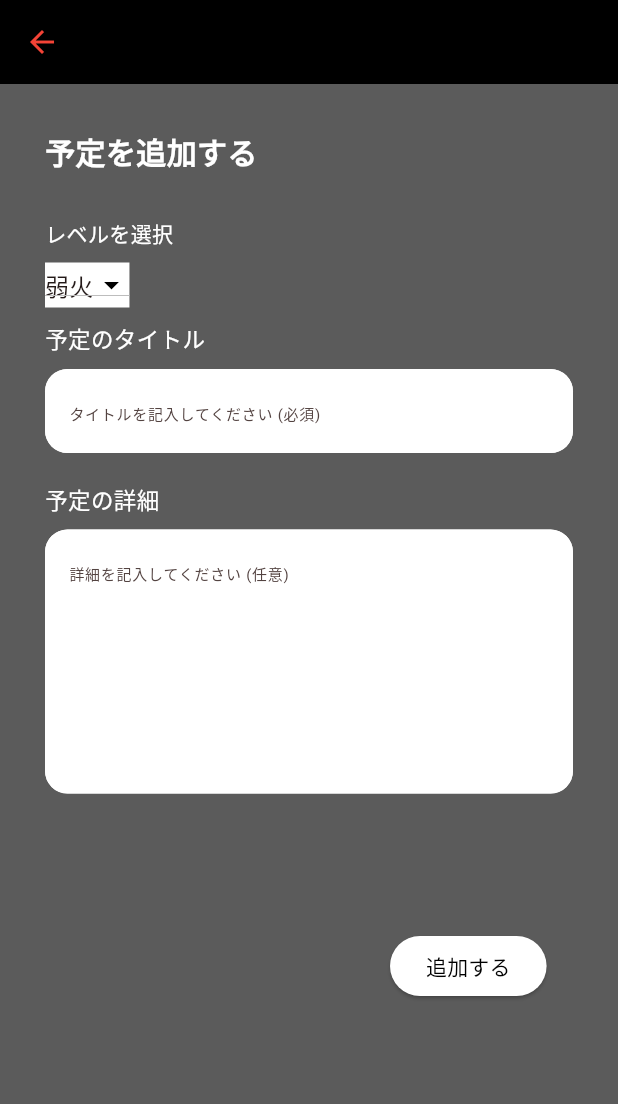
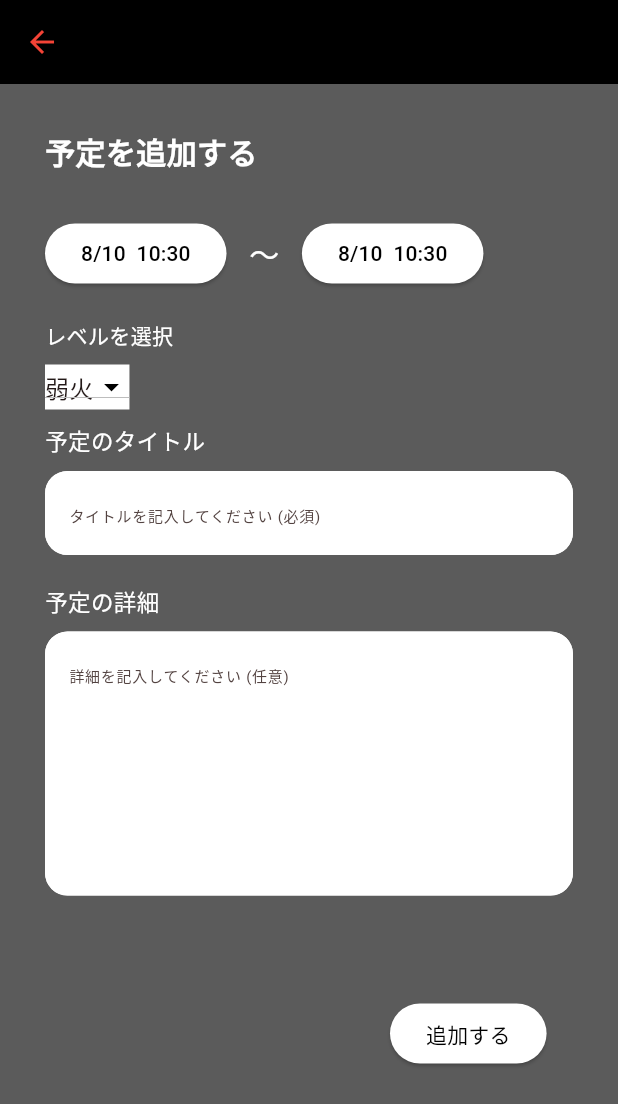
Before and after one commit to shimano-yuuki/sloth_shift, a Flutter app: the AddPage screen opened directly, on a phone screen of 412 x 824 dp. Shown: the top 1104 px of the screen. Run offline on Flutter 3.47's test engine with Material 2 defaults, Android fonts, the phone set to English and light mode, and no system bars; our stand-ins replace flutter_datetime_picker_plus.

Commit message:
日付を入力できるようになりました

```diff
--- a/lib/src/screens/add.dart
+++ b/lib/src/screens/add.dart
@@ -1,4 +1,5 @@
 import 'package:flutter/material.dart';
+import 'package:flutter_datetime_picker_plus/flutter_datetime_picker_plus.dart';
 
 class AddPage extends StatefulWidget {
   const AddPage({super.key});
@@ -12,11 +13,13 @@ class _AddPageState extends State<AddPage> {
   String _selectedValue = '弱火';
   String _titleValue = '';
   String _detailValue = '';
+  DateTime _startDateTime = DateTime.now();
+  DateTime _endDateTime = DateTime.now();
 
   @override
   Widget build(BuildContext context) {
     return Scaffold(
-      backgroundColor: Color.fromARGB(255, 91, 91, 91),
+      backgroundColor: const Color.fromARGB(255, 91, 91, 91),
       appBar: AppBar(
         backgroundColor: Colors.black,
         iconTheme: const IconThemeData(
@@ -39,9 +42,66 @@ class _AddPageState extends State<AddPage> {
                 ),
               ),
             ),
-            const Row(
-              children: [],
+
+            //開始日付を選択
+            Row(
+              children: [
+                Padding(
+                  padding: const EdgeInsets.only(left: 30, right: 15, bottom: 20),
+                  child: ElevatedButton(
+                    style: ElevatedButton.styleFrom(
+                      backgroundColor: Colors.white, // background
+                      foregroundColor: Colors.black, // foreground
+                    ),
+                    onPressed: () {
+                      DatePicker.showDateTimePicker(
+                        context,
+                        showTitleActions: true,
+                        onConfirm: (dateTime) {
+                          print('Date Time confirmed: $dateTime');
+                          setState(() {
+                            _startDateTime = dateTime;
+                          });
+                        },
+                        currentTime: _startDateTime,
+                        locale: LocaleType.jp,
+                      );
+                    },
+                    child: Text('${_startDateTime.month}/${_startDateTime.day}  ${_startDateTime.hour}:${_startDateTime.minute}'),
+                  ),
+                ),
+                const Padding(
+                  padding: EdgeInsets.only(bottom: 20),
+                  child: Text('〜',style: TextStyle(fontSize: 20,color: Colors.white)),
+                ),
+                //終了日付を設定
+                Padding(
+                  padding: const EdgeInsets.only(left: 15, bottom: 20),
+                  child: ElevatedButton(
+                    style: ElevatedButton.styleFrom(
+                      backgroundColor: Colors.white, // background
+                      foregroundColor: Colors.black, // foreground
+                    ),
+                    onPressed: () {
+                      DatePicker.showDateTimePicker(
+                        context,
+                        showTitleActions: true,
+                        onConfirm: (dateTime) {
+                          print('Date Time confirmed: $dateTime');
+                          setState(() {
+                            _endDateTime = dateTime;
+                          });
+                        },
+                        currentTime: _endDateTime,
+                        locale: LocaleType.jp,
+                      );
+                    },
+                    child: Text('${_endDateTime.month}/${_endDateTime.day}  ${_endDateTime.hour}:${_endDateTime.minute}'),
+                  ),
+                ),
+              ],
             ),
+
             //レベルを選択
             const Padding(
               padding: EdgeInsets.only(left: 30, bottom: 10),
@@ -52,8 +112,8 @@ class _AddPageState extends State<AddPage> {
             ),
             Container(
               height: 30,
-              margin: EdgeInsets.only(left: 30, bottom: 10),
-              decoration: BoxDecoration(
+              margin: const EdgeInsets.only(left: 30, bottom: 10),
+              decoration: const BoxDecoration(
                 color: Colors.white,
               ),
               child: DropdownButtonMenu(
@@ -65,6 +125,7 @@ class _AddPageState extends State<AddPage> {
                 },
               ),
             ),
+
             //予定のタイトル記入欄
             const Padding(
               padding: EdgeInsets.only(left: 30), //全方向にのパディング
@@ -112,6 +173,7 @@ class _AddPageState extends State<AddPage> {
                 ),
               ),
             ),
+
             //予定の詳細記入欄
             const Padding(
               padding: EdgeInsets.only(left: 30), //全方向にのパディング
@@ -154,9 +216,11 @@ class _AddPageState extends State<AddPage> {
                 ),
               ),
             ),
+
+            //追加ボタン
             Row(
               children: [
-                Container(width: 260,height: 230),
+                Container(width: 260, height: 184),
                 ElevatedButton(
                   style: ElevatedButton.styleFrom(
                     backgroundColor: Colors.white, // background
@@ -165,13 +229,16 @@ class _AddPageState extends State<AddPage> {
                   onPressed: () {
                     if (_formKey.currentState!.validate()) {
                       // Form is valid, do something with the values
-                      // You can access _selectedValue, _titleValue, and _detailValue here
+                      // You can access _selectedValue, _titleValue, _detailValue, and _selectedDateTime here
+                      print('Start date and time: $_startDateTime');
+                      print('End date and time: $_endDateTime');
                       print('Selected value: $_selectedValue');
                       print('Title value: $_titleValue');
                       print('Detail value: $_detailValue');
                     }
+                    Navigator.of(context).pop();
                   },
-                  child: Text('追加する'),
+                  child: const Text('追加する'),
                 ),
               ],
             ),
--- a/pubspec.yaml
+++ b/pubspec.yaml
@@ -35,6 +35,7 @@ dependencies:
   # The following adds the Cupertino Icons font to your application.
   # Use with the CupertinoIcons class for iOS style icons.
   cupertino_icons: ^1.0.2
+  flutter_datetime_picker_plus: ^2.0.1
 
 dev_dependencies:
   flutter_test:
```
Also changed, not shown: pubspec.lock.
